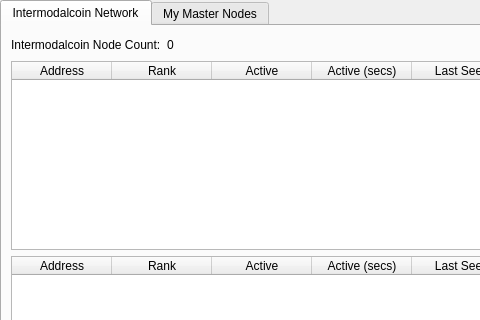
Qt form src/qt/forms/masternodemanager.ui (Intermodalcoin/Intermodal-Coin) before a commit; both pictures show x 0 to 480 and y 0 to 320 of the 723 by 457 pixel window.
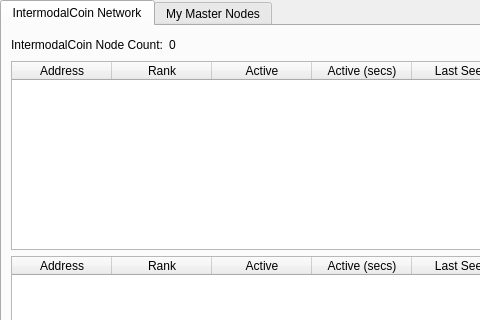
The same form after that commit. The open tabs and pages were chosen to show the change.

Patch:
```diff
--- a/src/qt/forms/masternodemanager.ui
+++ b/src/qt/forms/masternodemanager.ui
@@ -38,7 +38,7 @@
        </property>
        <widget class="QWidget" name="tab">
         <attribute name="title">
-         <string>Intermodalcoin Network</string>
+         <string>IntermodalCoin Network</string>
         </attribute>
         <layout class="QGridLayout" name="gridLayout">
          <item row="1" column="0">
@@ -147,7 +147,7 @@
            <item>
             <widget class="QLabel" name="label_2">
              <property name="text">
-              <string>Intermodalcoin Node Count:</string>
+              <string>IntermodalCoin Node Count:</string>
              </property>
             </widget>
            </item>
```
